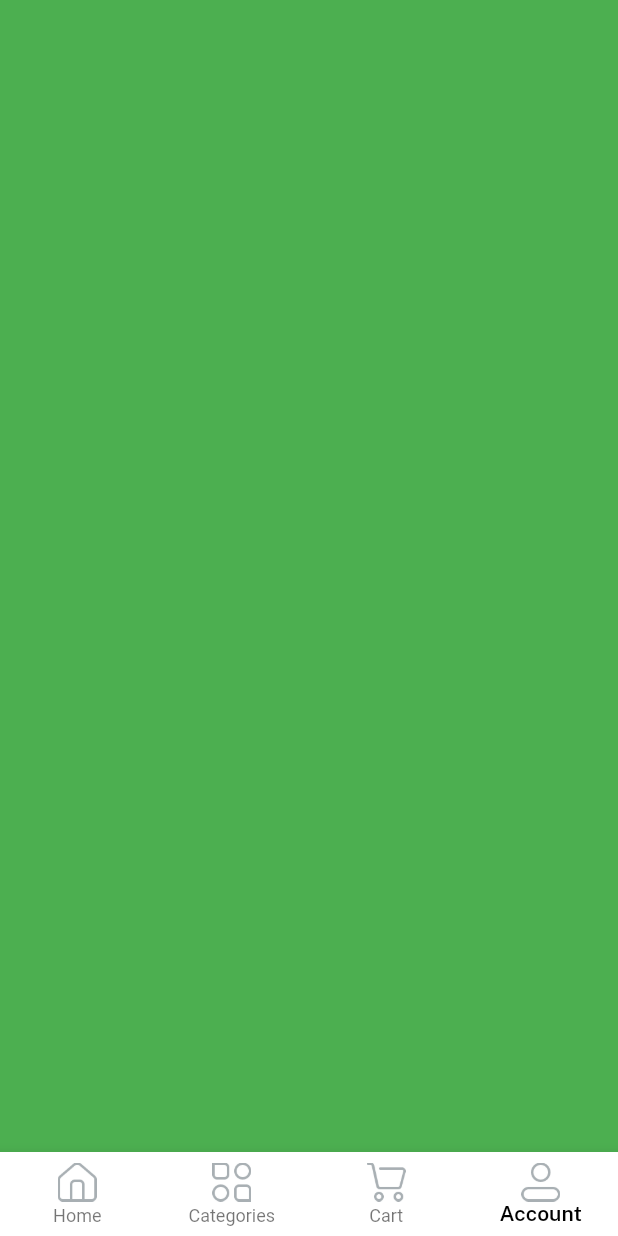
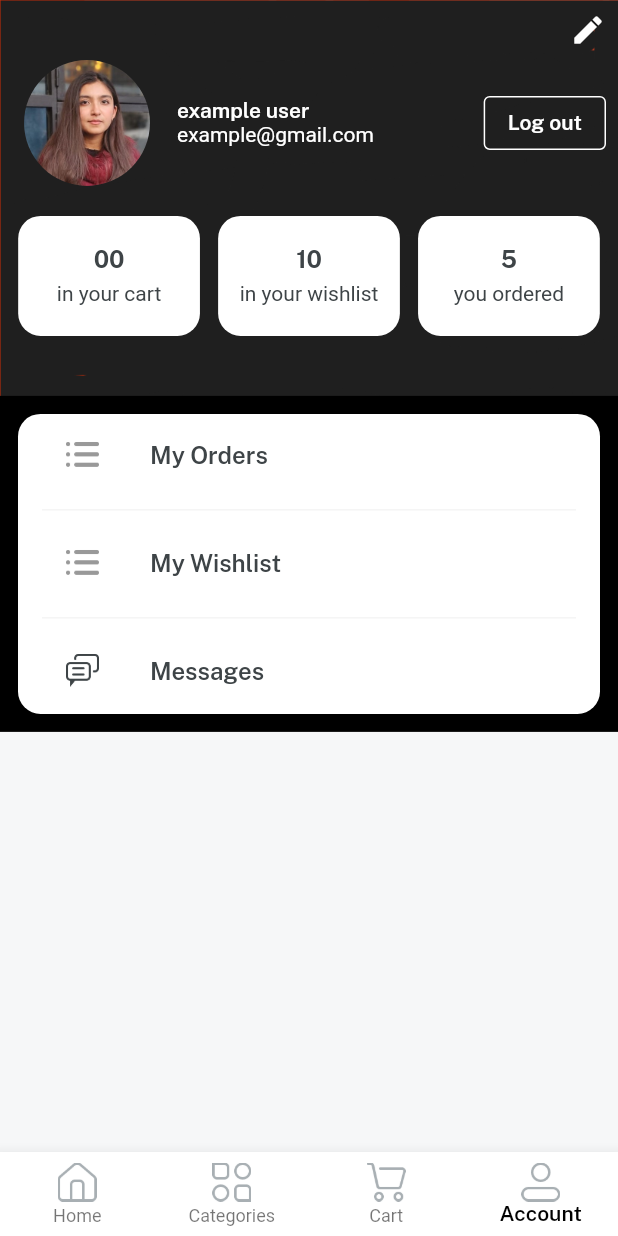
Before and after one commit to Yahya123-hub/SE-Project, a Flutter app: the Home screen opened directly, item 4 of the bottom bar chosen, on a phone screen of 412 x 824 dp. Run offline on Flutter 3.47's test engine with Material 2 defaults, Android fonts, the phone set to English and light mode, and no system bars; our stand-ins replace get, velocity_x.

Commit message:
Add Profile screen

```diff
--- a/lib/consts/images.dart
+++ b/lib/consts/images.dart
@@ -102,6 +102,7 @@ const imgPi4 = "assets/images/pi4.jpg";
 const imgPi5 = "assets/images/pi5.jpg";
 const imgProfile2 = "assets/images/profile_image_joya_ahsan.jpg";
 const imgProfile = "assets/images/profile_image.png";
+const dp = "assets/images/dp.jpeg";
 const imgRavePayment = "assets/images/rave_payment.png";
 const imgRozarpay = "assets/images/rozarpay.png";
 const imgS1 = "assets/images/s1.jpg";
--- a/lib/consts/lists.dart
+++ b/lib/consts/lists.dart
@@ -28,3 +28,6 @@ imgFc8, imgFc9];
 
 const itemDetailButtonsList =
 [video, reviews, privacyPolicy, returnpolicy, supportPolicy];
+
+const profileButtonsList = [orders, wishlist, messages];
+const profileButtonsIcon = [icOrder, icOrder, icMessages];
--- a/lib/consts/strings.dart
+++ b/lib/consts/strings.dart
@@ -15,6 +15,7 @@ const nameHint = "Ayesha Nadeem";
 const privacyPolicy = "Privacy Policy";
 const termAndCond = "Terms and Conditions";
 const already = "Already have an account? ";
+const logout = "Log out";
 //home strings
 const home = "Home", categories = "Categories", cart = "Cart", account = "Account";
 //home screen strings
@@ -52,3 +53,6 @@ sellerpolicy = "Seller Policy",
 returnpolicy = "Return Policy",
 supportPolicy = "Support Policy",
 productsYouMayAlsoLike = "Products you may also like";
+
+//profile
+const wishlist = "My Wishlist", orders = "My Orders", messages="Messages";
--- a/lib/views/cart/cart_screen.dart
+++ b/lib/views/cart/cart_screen.dart
@@ -1,3 +1,4 @@
+import 'package:ecommerce_app/consts/consts.dart';
 import 'package:flutter/material.dart';
 
 class CartScreen extends StatelessWidget {
@@ -6,7 +7,8 @@ class CartScreen extends StatelessWidget {
   @override
   Widget build(BuildContext context) {
     return Container(
-      color: Colors.orange,
+      color: Colors.white,
+      child: "Cart is empty!".text.fontFamily(semibold).color(darkFontGrey).makeCentered(),
     );
   }
 }
--- /dev/null
+++ b/lib/views/profile/components/detailCard.dart
@@ -0,0 +1,12 @@
+import 'package:ecommerce_app/consts/consts.dart';
+
+Widget detailCard({width,String? count,String? title}){
+  return Column(
+    mainAxisAlignment: MainAxisAlignment.center,
+    children: [
+      count!.text.size(16).fontFamily(bold).color(darkFontGrey).make(),
+      5.heightBox,
+      title!.text.color(darkFontGrey).make(),
+    ],
+  ).box.white.rounded.width(width).height(80).padding(const EdgeInsets.all(4)).make();
+}
--- a/lib/views/profile/profile_screen.dart
+++ b/lib/views/profile/profile_screen.dart
@@ -1,3 +1,7 @@
+import 'package:ecommerce_app/consts/consts.dart';
+import 'package:ecommerce_app/consts/lists.dart';
+import 'package:ecommerce_app/views/profile/components/detailCard.dart';
+import 'package:ecommerce_app/widgets/background.dart';
 import 'package:flutter/material.dart';
 
 class ProfileScreen extends StatelessWidget {
@@ -5,8 +9,87 @@ class ProfileScreen extends StatelessWidget {
 
   @override
   Widget build(BuildContext context) {
-    return Container(
-      color: Colors.green,
+    return bgWidget(
+      child: Scaffold(
+        body: SafeArea(
+          child: Column(
+            children: [
+
+              //edit profile
+              Padding(
+                padding: const EdgeInsets.all(8.0),
+                child: Align(
+                  alignment: Alignment.topRight,
+                  child: const Icon(Icons.edit,color: whiteColor,),
+                ).onTap(() { }),
+              ),
+              //user details
+
+
+
+              Padding(
+                padding: const EdgeInsets.symmetric(horizontal:8.0),
+                child: Row(
+                  children: [
+                    Image.asset(dp,width: 100,fit: BoxFit.cover).box.roundedFull.clip(Clip.antiAlias).make(),
+                    10.widthBox,
+                    Expanded(child: Column(
+                      crossAxisAlignment: CrossAxisAlignment.start,
+                      children: [
+                        "example user".text.fontFamily(semibold).white.make(),
+                        "example@gmail.com".text.white.make(),
+                      ],
+                    )),
+                    OutlinedButton(
+                      style: OutlinedButton.styleFrom(
+                        side: const BorderSide(
+                          color: whiteColor,
+                        )
+                      ),
+                      onPressed: (){},
+                      child: logout.text.fontFamily(semibold).white.make()
+                      )
+                  ],
+
+                ),
+              ),
+              20.heightBox,
+              Row(
+                mainAxisAlignment: MainAxisAlignment.spaceEvenly,
+                children: [
+                  detailCard(count: "00",title: "in your cart",width:context.screenWidth/3.4),
+                  detailCard(count: "10",title: "in your wishlist",width:context.screenWidth/3.4),
+                  detailCard(count: "5",title: "you ordered",width:context.screenWidth/3.4)
+                ],
+              ),
+
+              //buttons
+              40.heightBox,
+              ListView.separated(
+                shrinkWrap: true,
+                separatorBuilder: (context,index){
+                  return const Divider(
+                    color: lightGrey
+                  );
+
+                },
+                itemCount: profileButtonsList.length,
+                itemBuilder: (BuildContext context,int index){
+                  return ListTile(
+                    leading: Image.asset(
+                      profileButtonsIcon[index],
+                      width: 22,
+                    ),
+                    title: profileButtonsList[index].text.fontFamily(semibold).color(darkFontGrey).make(),
+                  );
+                },
+                ).box.white.rounded.margin(const EdgeInsets.all(12)).padding(const EdgeInsets.symmetric(horizontal: 16)).shadowSm.make().box.color(blackColor).make(),
+
+            ],
+          )
+          ),
+      )
     );
+
   }
 }
```
Also changed, not shown: assets/images/dp.jpeg (added).
